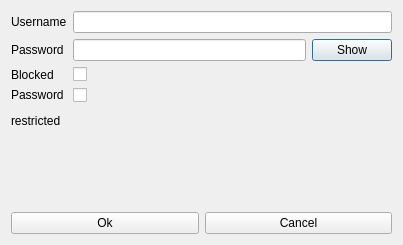
Above: accounteditorwindow.ui from krakenaut9/LoginProject before the change. Below: the same form after it.
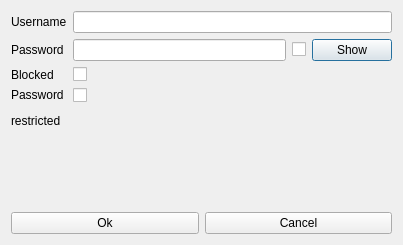
That is the form after the change.

Commit message: Fixed editor but. Added checkbox that indicates whether we want to change password

```diff
--- a/accounteditorwindow.ui
+++ b/accounteditorwindow.ui
@@ -60,6 +60,16 @@
          </property>
         </widget>
        </item>
+       <item>
+        <widget class="QCheckBox" name="changePassCheckBox">
+         <property name="text">
+          <string/>
+         </property>
+         <property name="checked">
+          <bool>false</bool>
+         </property>
+        </widget>
+       </item>
        <item>
         <widget class="QPushButton" name="showUserPassButton">
          <property name="text">
```
The commit also changes 3 other files.
